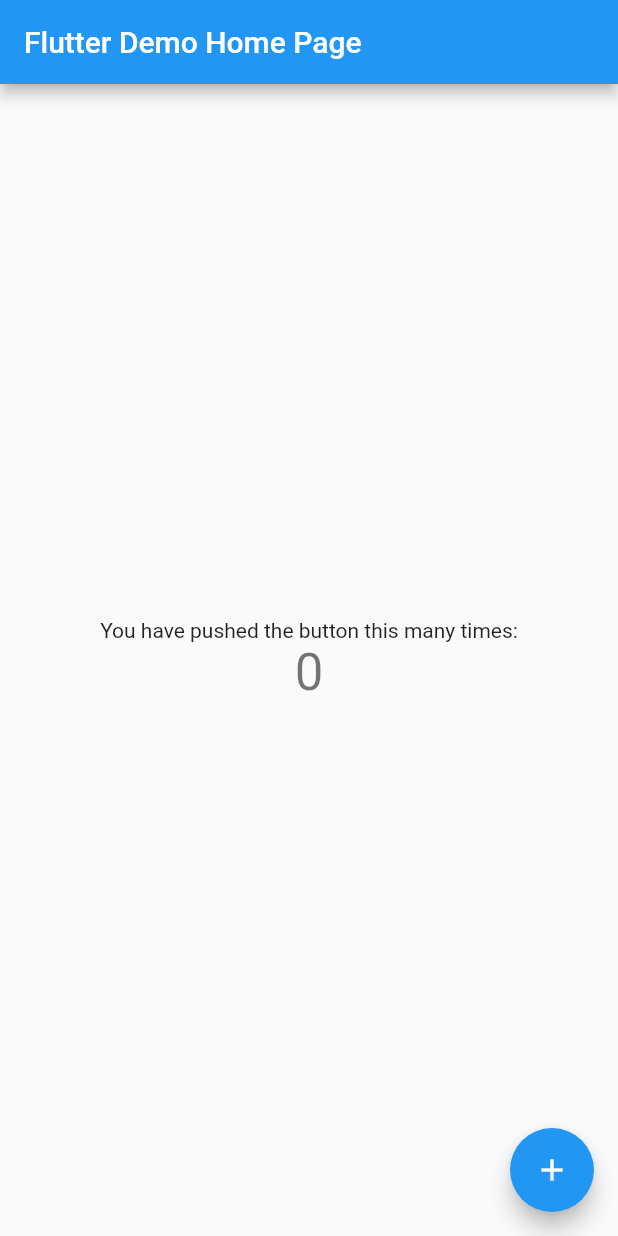
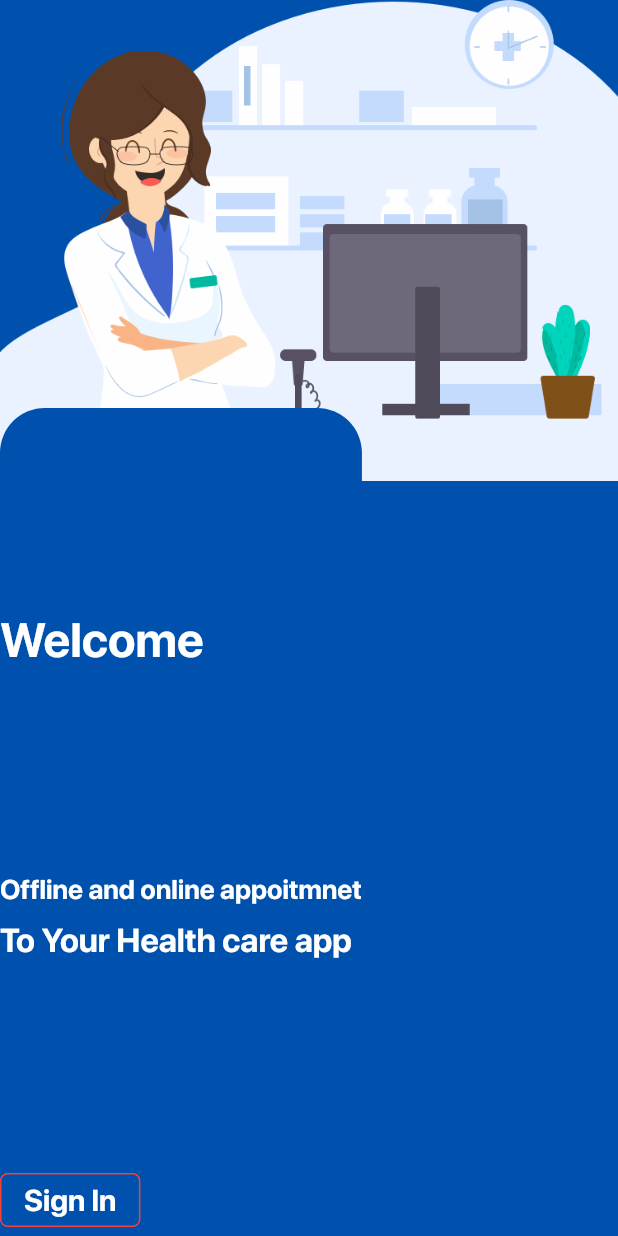
Before and after one commit to ahmedbob3/signs, a Flutter app: the screen it shows after launch, on a phone screen of 412 x 824 dp. Run offline on Flutter 3.47's test engine with Material 2 defaults, Android fonts, the phone set to English and light mode, and no system bars; our stand-ins replace dio; project files that could hold a hidden picture were left out.

Commit message:
fonts and styles addded

```diff
--- /dev/null
+++ b/lib/Screens/welcome_screen.dart
@@ -0,0 +1,69 @@
+import 'package:flutter/material.dart';
+import 'package:signs/Utils/images.dart';
+import 'package:signs/Utils/styles.dart';
+import 'package:signs/widgets/widgets.dart';
+
+class WelcomeScreen extends StatefulWidget {
+  WelcomeScreen({Key key}) : super(key: key);
+
+  @override
+  _WelcomeScreenState createState() => _WelcomeScreenState();
+}
+
+class _WelcomeScreenState extends State<WelcomeScreen> {
+  @override
+  Widget build(BuildContext context) {
+    return Container(
+      color: Color.fromRGBO(0, 81, 173, 1),
+      child: SafeArea(
+        child: Scaffold(
+          body: Container(
+            width: double.infinity,
+            child: Stack(
+              children: <Widget>[
+                Container(
+                    width: double.infinity,
+                    child: Image.asset(
+                      LOGIN_BACKGROUND,
+                      fit: BoxFit.fitWidth,
+                    )),
+                Container(
+                  margin: EdgeInsets.only(
+                      top: MediaQuery.of(context).size.height * 0.33),
+                  decoration: BoxDecoration(
+                    color: defaultBackgroundColor,
+                    borderRadius: BorderRadius.only(
+                      topRight: Radius.circular(30),
+                      topLeft: Radius.circular(30),
+                    ),
+                  ),
+                  child: Container(
+                    child: Column(
+                      crossAxisAlignment: CrossAxisAlignment.start,
+                      children: <Widget>[
+                        Spacer(),
+                        Text('Welcome',
+                            style: titleStyle(
+                                fontFamily: boldFontFamily, fontSize: 32)),
+                        Spacer(),
+                        Text('Offline and online appoitmnet',
+                            style: titleStyle(
+                                fontFamily: boldFontFamily, fontSize: 18)),
+                        SizedBox(height: 10),
+                        Text('To Your Health care app',
+                            style: titleStyle(
+                                fontFamily: boldFontFamily, fontSize: 22)),
+                        Spacer(),
+                        button(null, 'Sign In')
+                      ],
+                    ),
+                  ),
+                )
+              ],
+            ),
+          ),
+        ),
+      ),
+    );
+  }
+}
--- /dev/null
+++ b/lib/Utils/images.dart
@@ -0,0 +1 @@
+const String LOGIN_BACKGROUND = 'assets/images/login_bg.png';
--- a/lib/Utils/styles.dart
+++ b/lib/Utils/styles.dart
@@ -1,12 +1,14 @@
+import 'dart:ui';
+
 import 'package:flutter/material.dart';
 import 'package:flutter/widgets.dart';
 
-const defaultFontFamily = 'Helvetica';
-const nunitoFontFamily = 'Nunito';
-const notoSansFontFamily = 'NotoSANS';
-const arabicFont = 'ArabicFont';
+const regularFontFamily = 'Font-Regular';
+const lightFontFamily = 'Font-Light';
+const mediumFontFamily = 'Font-Medium';
+const boldFontFamily = 'Font-Bold';
 
-const defaultBackgroundColor = Color(0xFF212226);
+const defaultBackgroundColor = Color.fromRGBO(0, 81, 173, 1);
 const defaultSecondaryBackgroundColor = Color(0xFF3D5A80);
 const defaultPrimaryBackgroundColor = Color(0xFFEE6C4D);
 
@@ -22,3 +24,7 @@
       shape: ContinuousRectangleBorder(),
       color: Color.fromARGB(255, 253, 235, 226),
     ));
+
+TextStyle titleStyle({Color color = Colors.white , double fontSize = 16, String fontFamily = 'Font-Regular'}) {
+  return TextStyle(fontFamily: fontFamily, color: color, fontSize: fontSize);
+}
--- a/lib/main.dart
+++ b/lib/main.dart
@@ -1,4 +1,6 @@
 import 'package:flutter/material.dart';
+import 'package:signs/Screens/welcome_screen.dart';
+import 'package:signs/Utils/styles.dart';
 
 void main() => runApp(MyApp());
 
@@ -8,104 +10,17 @@
   Widget build(BuildContext context) {
     return MaterialApp(
       title: 'Flutter Demo',
+      debugShowCheckedModeBanner: false,
       theme: ThemeData(
-        // This is the theme of your application.
-        //
-        // Try running your application with "flutter run". You'll see the
-        // application has a blue toolbar. Then, without quitting the app, try
-        // changing the primarySwatch below to Colors.green and then invoke
-        // "hot reload" (press "r" in the console where you ran "flutter run",
-        // or simply save your changes to "hot reload" in a Flutter IDE).
-        // Notice that the counter didn't reset back to zero; the application
-        // is not restarted.
-        primarySwatch: Colors.blue,
+        // primarySwatch: Colors.blue,
+        fontFamily: 'Font-Regular',
+        backgroundColor:  defaultBackgroundColor,
+        canvasColor:  defaultBackgroundColor,
+        primaryColor: defaultBackgroundColor,
+        accentColor: defaultBackgroundColor,
+        scaffoldBackgroundColor:  defaultBackgroundColor,
       ),
-      home: MyHomePage(title: 'Flutter Demo Home Page'),
+      home: WelcomeScreen(),
     );
   }
 }
-
-class MyHomePage extends StatefulWidget {
-  MyHomePage({Key key, this.title}) : super(key: key);
-
-  // This widget is the home page of your application. It is stateful, meaning
-  // that it has a State object (defined below) that contains fields that affect
-  // how it looks.
-
-  // This class is the configuration for the state. It holds the values (in this
-  // case the title) provided by the parent (in this case the App widget) and
-  // used by the build method of the State. Fields in a Widget subclass are
-  // always marked "final".
-
-  final String title;
-
-  @override
-  _MyHomePageState createState() => _MyHomePageState();
-}
-
-class _MyHomePageState extends State<MyHomePage> {
-  int _counter = 0;
-
-  void _incrementCounter() {
-    setState(() {
-      // This call to setState tells the Flutter framework that something has
-      // changed in this State, which causes it to rerun the build method below
-      // so that the display can reflect the updated values. If we changed
-      // _counter without calling setState(), then the build method would not be
-      // called again, and so nothing would appear to happen.
-      _counter++;
-    });
-  }
-
-  @override
-  Widget build(BuildContext context) {
-    // This method is rerun every time setState is called, for instance as done
-    // by the _incrementCounter method above.
-    //
-    // The Flutter framework has been optimized to make rerunning build methods
-    // fast, so that you can just rebuild anything that needs updating rather
-    // than having to individually change instances of widgets.
-    return Scaffold(
-      appBar: AppBar(
-        // Here we take the value from the MyHomePage object that was created by
-        // the App.build method, and use it to set our appbar title.
-        title: Text(widget.title),
-      ),
-      body: Center(
-        // Center is a layout widget. It takes a single child and positions it
-        // in the middle of the parent.
-        child: Column(
-          // Column is also a layout widget. It takes a list of children and
-          // arranges them vertically. By default, it sizes itself to fit its
-          // children horizontally, and tries to be as tall as its parent.
-          //
-          // Invoke "debug painting" (press "p" in the console, choose the
-          // "Toggle Debug Paint" action from the Flutter Inspector in Android
-          // Studio, or the "Toggle Debug Paint" command in Visual Studio Code)
-          // to see the wireframe for each widget.
-          //
-          // Column has various properties to control how it sizes itself and
-          // how it positions its children. Here we use mainAxisAlignment to
-          // center the children vertically; the main axis here is the vertical
-          // axis because Columns are vertical (the cross axis would be
-          // horizontal).
-          mainAxisAlignment: MainAxisAlignment.center,
-          children: <Widget>[
-            Text(
-              'You have pushed the button this many times:',
-            ),
-            Text(
-              '$_counter',
-              style: Theme.of(context).textTheme.display1,
-            ),
-          ],
-        ),
-      ),
-      floatingActionButton: FloatingActionButton(
-        onPressed: _incrementCounter,
-        tooltip: 'Increment',
-        child: Icon(Icons.add),
-      ), // This trailing comma makes auto-formatting nicer for build methods.
-    );
-  }
-}
--- a/lib/widgets/widgets.dart
+++ b/lib/widgets/widgets.dart
@@ -1,5 +1,6 @@
 import 'package:flutter/material.dart';
 import 'package:signs/Utils/constants.dart';
+import 'package:signs/Utils/styles.dart';
 
 class Widgets {
   call() {}
@@ -64,8 +65,11 @@
               icon: Icon(Icons.remove_red_eye, color: Colors.white),
               onPressed: showPassword)
           : icon == null ? null : icon,
-      prefixIcon:
-          Container(child: prefixIcon != null ? prefixIcon : Container(), height: 30, width: 30,),
+      prefixIcon: Container(
+        child: prefixIcon != null ? prefixIcon : Container(),
+        height: 30,
+        width: 30,
+      ),
     ),
     textInputAction: TextInputAction.done,
     keyboardType: isPhoneKeyboard ? TextInputType.phone : TextInputType.text,
@@ -82,23 +86,22 @@
   );
 }
 
-Widget button(Function onPress, String labelText, {bool isFilledColor = true}) {
-  return Container(
-    child: MaterialButton(
-      onPressed: onPress,
-      shape: RoundedRectangleBorder(borderRadius: BorderRadius.circular(5),side: BorderSide(
-        color: isFilledColor ? Colors.transparent : Colors.red
-      )),
-      color: isFilledColor ? Colors.red : Colors.transparent,
-      elevation: 0,
-      child: Center(
-        child: Text(
-          labelText,
-          style: TextStyle(
-              color: isFilledColor ? Colors.white : Colors.red, fontSize: 20, fontFamily: 'Font-Meduim'),
-        ),
-      ),
-      height: 60,
+Widget button(Function onPress, String labelText,
+    {bool isFilledColor = true, Color color}) {
+  return MaterialButton(
+    onPressed: onPress,
+    shape: RoundedRectangleBorder(
+      borderRadius: BorderRadius.circular(5),
+      side: BorderSide(color: Colors.red),
+    ),
+    elevation: 0,
+    color: Colors.red,
+    child: Text(
+      labelText,
+      style: TextStyle(
+          color: color != null ? defaultBackgroundColor : Colors.white,
+          fontSize: 20,
+          fontFamily: boldFontFamily),
     ),
   );
 }
```
Also changed, not shown: pubspec.yaml (+18 -6 lines), assets/fonts/SF-Pro-Display-Bold.otf (added), assets/fonts/SF-Pro-Display-Light.otf (added), assets/fonts/SF-Pro-Display-Medium.otf (added), assets/fonts/SF-Pro-Display-Regular.otf (added), assets/images/2.0x/login_bg.png (added), assets/images/3.0x/login_bg.png (added), assets/images/login_bg.png (added), 4 other files.
